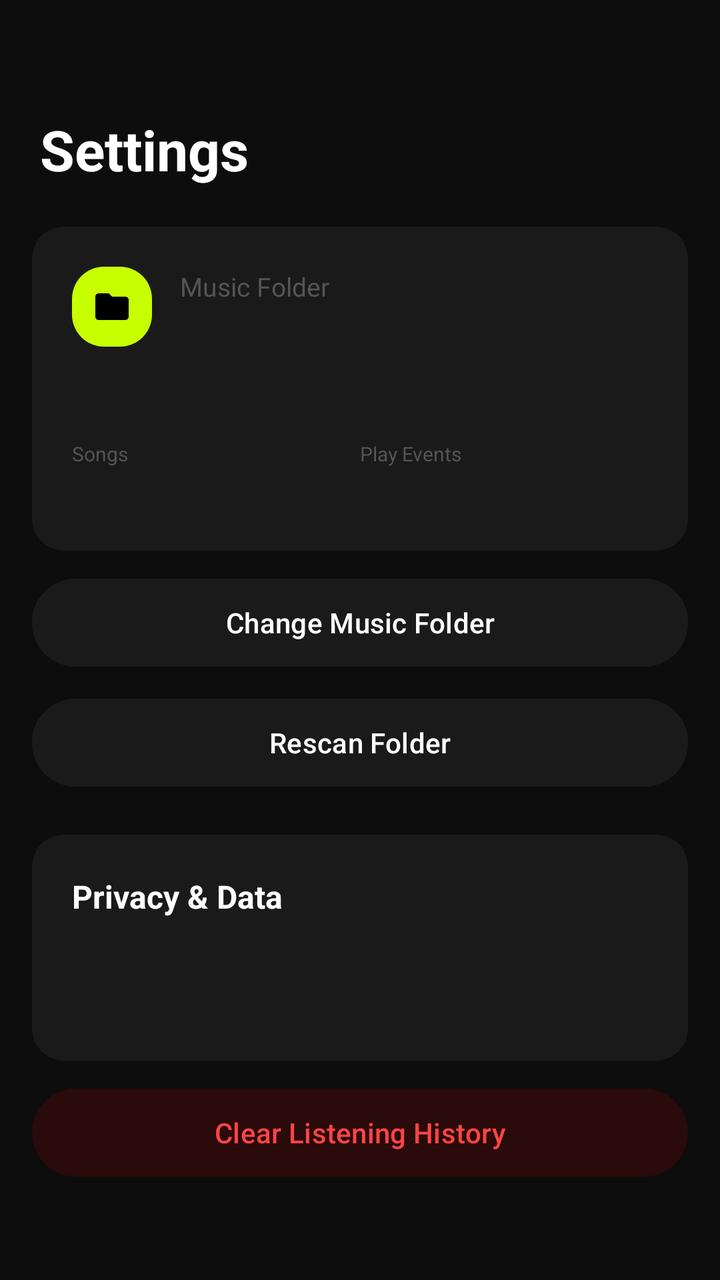
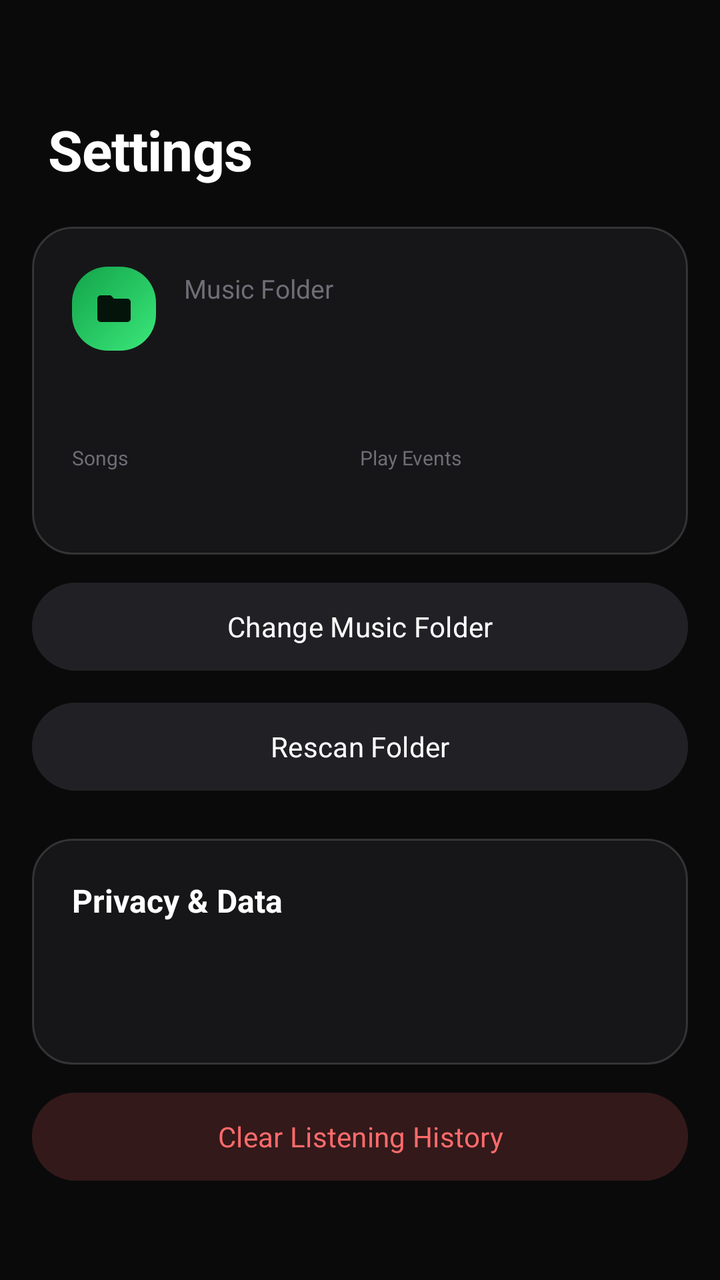

The first picture is an Android layout as it rendered before a commit; the second is the same layout after the commit. The layout source and the unified diff follow.
<!-- AndroidManifest.xml: application theme Theme.Rhythmix -->
<!-- res/layout/fragment_settings.xml -->
<?xml version="1.0" encoding="utf-8"?>
<LinearLayout
    xmlns:android="http://schemas.android.com/apk/res/android"
    xmlns:app="http://schemas.android.com/apk/res-auto"
    android:layout_width="match_parent"
    android:layout_height="match_parent"
    android:background="@color/bg"
    android:orientation="vertical">

    <TextView
        android:layout_width="wrap_content"
        android:layout_height="wrap_content"
        android:text="Settings"
        android:textSize="28sp"
        android:textStyle="bold"
        android:textColor="@color/text_primary"
        android:paddingStart="20dp"
        android:paddingTop="56dp"
        android:paddingBottom="20dp" />

    <androidx.core.widget.NestedScrollView
        android:layout_width="match_parent"
        android:layout_height="0dp"
        android:layout_weight="1"
        android:overScrollMode="never"
        android:scrollbars="none">

        <LinearLayout
            android:layout_width="match_parent"
            android:layout_height="wrap_content"
            android:orientation="vertical"
            android:paddingHorizontal="16dp"
            android:paddingBottom="24dp">

            
            <LinearLayout
                android:layout_width="match_parent"
                android:layout_height="wrap_content"
                android:orientation="vertical"
                android:background="@drawable/bg_card"
                android:padding="20dp"
                android:layout_marginBottom="10dp">

                <LinearLayout android:layout_width="match_parent" android:layout_height="wrap_content"
                    android:orientation="horizontal" android:gravity="center_vertical"
                    android:layout_marginBottom="16dp">
                    <FrameLayout android:layout_width="40dp" android:layout_height="40dp"
                        android:background="@drawable/bg_card_accent" android:layout_marginEnd="14dp">
                        <ImageView android:layout_width="20dp" android:layout_height="20dp"
                            android:layout_gravity="center" android:src="@drawable/ic_folder"
                            app:tint="@color/black"/>
                    </FrameLayout>
                    <LinearLayout android:layout_width="0dp" android:layout_height="wrap_content" android:layout_weight="1" android:orientation="vertical">
                        <TextView android:layout_width="wrap_content" android:layout_height="wrap_content"
                            android:text="Music Folder" android:textSize="13sp" android:textColor="@color/text_tertiary"/>
                        <TextView android:id="@+id/tv_folder_path"
                            android:layout_width="match_parent" android:layout_height="wrap_content"
                            android:textSize="15sp" android:textStyle="bold" android:textColor="@color/text_primary"
                            android:maxLines="1" android:ellipsize="end"/>
                    </LinearLayout>
                </LinearLayout>

                <TextView android:id="@+id/tv_folder_uri"
                    android:layout_width="match_parent" android:layout_height="wrap_content"
                    android:textSize="11sp" android:textColor="@color/text_tertiary"
                    android:maxLines="1" android:ellipsize="end" android:layout_marginBottom="16dp"/>

                <LinearLayout android:layout_width="match_parent" android:layout_height="wrap_content" android:orientation="horizontal">
                    <LinearLayout android:layout_width="0dp" android:layout_height="wrap_content" android:layout_weight="1" android:orientation="vertical">
                        <TextView android:layout_width="wrap_content" android:layout_height="wrap_content"
                            android:text="Songs" android:textSize="10sp" android:textColor="@color/text_tertiary"/>
                        <TextView android:id="@+id/tv_song_count"
                            android:layout_width="wrap_content" android:layout_height="wrap_content"
                            android:textSize="16sp" android:textStyle="bold" android:textColor="@color/accent"/>
                    </LinearLayout>
                    <LinearLayout android:layout_width="0dp" android:layout_height="wrap_content" android:layout_weight="1" android:orientation="vertical">
                        <TextView android:layout_width="wrap_content" android:layout_height="wrap_content"
                            android:text="Play Events" android:textSize="10sp" android:textColor="@color/text_tertiary"/>
                        <TextView android:id="@+id/tv_event_count"
                            android:layout_width="wrap_content" android:layout_height="wrap_content"
                            android:textSize="16sp" android:textStyle="bold" android:textColor="@color/violet"/>
                    </LinearLayout>
                </LinearLayout>
            </LinearLayout>

            <Button android:id="@+id/btn_change_folder"
                android:layout_width="match_parent" android:layout_height="52dp"
                android:text="Change Music Folder"
                android:backgroundTint="@color/surface" android:textColor="@color/text_primary"
                android:layout_marginBottom="8dp" />

            <Button android:id="@+id/btn_rescan"
                android:layout_width="match_parent" android:layout_height="52dp"
                android:text="Rescan Folder"
                android:backgroundTint="@color/surface" android:textColor="@color/text_primary"
                android:layout_marginBottom="20dp" />

            
            <LinearLayout
                android:layout_width="match_parent"
                android:layout_height="wrap_content"
                android:orientation="vertical"
                android:background="@drawable/bg_card"
                android:padding="20dp"
                android:layout_marginBottom="10dp">

                <TextView android:layout_width="wrap_content" android:layout_height="wrap_content"
                    android:text="Privacy &amp; Data"
                    android:textSize="16sp" android:textStyle="bold" android:textColor="@color/text_primary"
                    android:layout_marginBottom="8dp"/>

                <TextView android:id="@+id/tv_data_file"
                    android:layout_width="wrap_content" android:layout_height="wrap_content"
                    android:textSize="13sp" android:textStyle="bold" android:textColor="@color/accent"
                    android:layout_marginBottom="8dp" />

                <TextView android:id="@+id/tv_data_note"
                    android:layout_width="wrap_content" android:layout_height="wrap_content"
                    android:textSize="13sp" android:textColor="@color/text_secondary"
                    android:lineSpacingMultiplier="1.5" />
            </LinearLayout>

            <Button android:id="@+id/btn_clear_data"
                android:layout_width="match_parent" android:layout_height="52dp"
                android:text="Clear Listening History"
                android:backgroundTint="@color/red_dim" android:textColor="@color/red" />
        </LinearLayout>
    </androidx.core.widget.NestedScrollView>
</LinearLayout>
<!-- resources referenced by this layout -->
<resources>
  <color name="accent">#C8FF00</color>
  <color name="bg">#0D0D0D</color>
  <color name="black">#000000</color>
  <color name="red">#FF4444</color>
  <color name="red_dim">#2A0A0A</color>
  <color name="surface">#1A1A1A</color>
  <color name="text_primary">#FFFFFF</color>
  <color name="text_secondary">#A0A0A0</color>
  <color name="text_tertiary">#555555</color>
  <color name="violet">#9B6DFF</color>
  <!-- drawable bg_card (drawable) -->
  <?xml version="1.0" encoding="utf-8"?>
  <shape xmlns:android="http://schemas.android.com/apk/res/android">
      <solid android:color="@color/surface" />
      <corners android:radius="16dp" />
  </shape>
  <!-- drawable bg_card_accent (drawable) -->
  <?xml version="1.0" encoding="utf-8"?>
  <shape xmlns:android="http://schemas.android.com/apk/res/android">
      <solid android:color="@color/accent" />
      <corners android:radius="16dp" />
  </shape>
  <!-- drawable ic_folder (drawable) -->
  <vector xmlns:android="http://schemas.android.com/apk/res/android" android:width="24dp" android:height="24dp" android:viewportWidth="24" android:viewportHeight="24">
    <path android:fillColor="#FFFFFF" android:pathData="M10,4H4C2.9,4 2,4.9 2,6L2,18c0,1.1 0.9,2 2,2h16c1.1,0 2,-0.9 2,-2L22,8c0,-1.1 -0.9,-2 -2,-2L12,6l-2,-2z"/>
  </vector>
  <style name="Theme.Rhythmix" parent="Theme.Material3.Dark.NoActionBar">
          <item name="colorPrimary">@color/accent</item>
          <item name="colorPrimaryVariant">@color/accent_dim</item>
          <item name="colorOnPrimary">@color/black</item>
          <item name="colorSecondary">@color/violet</item>
          <item name="colorSurface">@color/surface</item>
          <item name="colorOnSurface">@color/text_primary</item>
          <item name="android:colorBackground">@color/bg</item>
          <item name="android:windowBackground">@color/bg</item>
          <item name="android:statusBarColor">@color/bg</item>
          <item name="android:navigationBarColor">@color/nav_bg</item>
          <item name="android:windowLightStatusBar">false</item>
          <item name="android:windowLightNavigationBar">false</item>
      </style>
  <color name="accent_dim">#3A4700</color>
  <color name="nav_bg">#111111</color>
</resources>

<!-- the commit's change to res/layout/fragment_settings.xml (unified diff, before → after) -->
@@ -13,8 +13,9 @@
         android:text="Settings"
         android:textSize="28sp"
         android:textStyle="bold"
+        android:letterSpacing="-0.01"
         android:textColor="@color/text_primary"
-        android:paddingStart="20dp"
+        android:paddingStart="24dp"
         android:paddingTop="56dp"
         android:paddingBottom="20dp" />
 
@@ -44,11 +45,11 @@
                 <LinearLayout android:layout_width="match_parent" android:layout_height="wrap_content"
                     android:orientation="horizontal" android:gravity="center_vertical"
                     android:layout_marginBottom="16dp">
-                    <FrameLayout android:layout_width="40dp" android:layout_height="40dp"
+                    <FrameLayout android:layout_width="42dp" android:layout_height="42dp"
                         android:background="@drawable/bg_card_accent" android:layout_marginEnd="14dp">
                         <ImageView android:layout_width="20dp" android:layout_height="20dp"
                             android:layout_gravity="center" android:src="@drawable/ic_folder"
-                            app:tint="@color/black"/>
+                            app:tint="@color/accent_on"/>
                     </FrameLayout>
                     <LinearLayout android:layout_width="0dp" android:layout_height="wrap_content" android:layout_weight="1" android:orientation="vertical">
                         <TextView android:layout_width="wrap_content" android:layout_height="wrap_content"
@@ -86,13 +87,15 @@
             <Button android:id="@+id/btn_change_folder"
                 android:layout_width="match_parent" android:layout_height="52dp"
                 android:text="Change Music Folder"
-                android:backgroundTint="@color/surface" android:textColor="@color/text_primary"
+                android:textAllCaps="false"
+                android:backgroundTint="@color/surface2" android:textColor="@color/text_primary"
                 android:layout_marginBottom="8dp" />
 
             <Button android:id="@+id/btn_rescan"
                 android:layout_width="match_parent" android:layout_height="52dp"
                 android:text="Rescan Folder"
-                android:backgroundTint="@color/surface" android:textColor="@color/text_primary"
+                android:textAllCaps="false"
+                android:backgroundTint="@color/surface2" android:textColor="@color/text_primary"
                 android:layout_marginBottom="20dp" />
 
             
@@ -123,6 +126,7 @@
             <Button android:id="@+id/btn_clear_data"
                 android:layout_width="match_parent" android:layout_height="52dp"
                 android:text="Clear Listening History"
+                android:textAllCaps="false"
                 android:backgroundTint="@color/red_dim" android:textColor="@color/red" />
         </LinearLayout>
     </androidx.core.widget.NestedScrollView>
<!-- resource entries referenced after the edit -->
@@ -1,46 +1,82 @@
 <!-- resources referenced by this layout -->
 <resources>
-  <color name="accent">#C8FF00</color>
-  <color name="bg">#0D0D0D</color>
+  <color name="accent">#1ED760</color>
+  <color name="accent_on">#04140A</color>
+  <color name="bg">#0A0A0B</color>
   <color name="black">#000000</color>
-  <color name="red">#FF4444</color>
-  <color name="red_dim">#2A0A0A</color>
-  <color name="surface">#1A1A1A</color>
+  <color name="red">#FF6B6B</color>
+  <color name="red_dim">#33191A</color>
+  <color name="surface2">#212125</color>
+  <color name="surface">#161618</color>
+  <color name="surface_border">#26FFFFFF</color>
+  <color name="accent_light">#3BE87A</color>
+  <color name="accent_dark">#12A34A</color>
   <color name="text_primary">#FFFFFF</color>
-  <color name="text_secondary">#A0A0A0</color>
-  <color name="text_tertiary">#555555</color>
-  <color name="violet">#9B6DFF</color>
+  <color name="text_secondary">#A8A8AF</color>
+  <color name="text_tertiary">#6E6E77</color>
+  <color name="violet">#A78BFA</color>
   <!-- drawable bg_card (drawable) -->
   <?xml version="1.0" encoding="utf-8"?>
   <shape xmlns:android="http://schemas.android.com/apk/res/android">
       <solid android:color="@color/surface" />
-      <corners android:radius="16dp" />
+      <corners android:radius="20dp" />
+      <stroke android:width="1dp" android:color="@color/surface_border" />
   </shape>
   <!-- drawable bg_card_accent (drawable) -->
   <?xml version="1.0" encoding="utf-8"?>
   <shape xmlns:android="http://schemas.android.com/apk/res/android">
-      <solid android:color="@color/accent" />
-      <corners android:radius="16dp" />
+      <gradient
+          android:type="linear"
+          android:angle="135"
+          android:startColor="@color/accent_light"
+          android:endColor="@color/accent_dark" />
+      <corners android:radius="18dp" />
   </shape>
   <!-- drawable ic_folder (drawable) -->
   <vector xmlns:android="http://schemas.android.com/apk/res/android" android:width="24dp" android:height="24dp" android:viewportWidth="24" android:viewportHeight="24">
     <path android:fillColor="#FFFFFF" android:pathData="M10,4H4C2.9,4 2,4.9 2,6L2,18c0,1.1 0.9,2 2,2h16c1.1,0 2,-0.9 2,-2L22,8c0,-1.1 -0.9,-2 -2,-2L12,6l-2,-2z"/>
   </vector>
   <style name="Theme.Rhythmix" parent="Theme.Material3.Dark.NoActionBar">
+          
           <item name="colorPrimary">@color/accent</item>
-          <item name="colorPrimaryVariant">@color/accent_dim</item>
-          <item name="colorOnPrimary">@color/black</item>
+          <item name="colorOnPrimary">@color/accent_on</item>
+          <item name="colorPrimaryContainer">@color/accent_dim</item>
+          <item name="colorOnPrimaryContainer">@color/accent_light</item>
           <item name="colorSecondary">@color/violet</item>
+          <item name="colorOnSecondary">@color/black</item>
+  
+          
           <item name="colorSurface">@color/surface</item>
           <item name="colorOnSurface">@color/text_primary</item>
+          <item name="colorSurfaceVariant">@color/surface2</item>
+          <item name="colorOnSurfaceVariant">@color/text_secondary</item>
           <item name="android:colorBackground">@color/bg</item>
-          <item name="android:windowBackground">@color/bg</item>
+          <item name="colorOutline">@color/surface_border</item>
+  
+          
           <item name="android:statusBarColor">@color/bg</item>
           <item name="android:navigationBarColor">@color/nav_bg</item>
-          <item name="android:windowLightStatusBar">false</item>
-          <item name="android:windowLightNavigationBar">false</item>
+          <item name="android:windowLightStatusBar" tools:targetApi="23">false</item>
+          <item name="android:windowLightNavigationBar" tools:targetApi="27">false</item>
+          <item name="android:enforceNavigationBarContrast" tools:targetApi="29">false</item>
+          <item name="android:windowDrawsSystemBarBackgrounds">true</item>
+  
+          
+          <item name="android:fontFamily">sans-serif</item>
+          <item name="fontFamily">sans-serif</item>
+  
+          
+          <item name="chipStyle">@style/Widget.Rhythmix.Chip</item>
       </style>
-  <color name="accent_dim">#3A4700</color>
-  <color name="nav_bg">#111111</color>
+  <color name="accent_dim">#17281D</color>
+  <color name="nav_bg">#101012</color>
+  <style name="Widget.Rhythmix.Chip" parent="Widget.Material3.Chip.Filter">
+          <item name="chipBackgroundColor">@color/surface2</item>
+          <item name="chipStrokeColor">@color/surface_border</item>
+          <item name="chipStrokeWidth">1dp</item>
+          <item name="android:textColor">@color/text_secondary</item>
+          <item name="chipCornerRadius">100dp</item>
+          <item name="checkedIconVisible">false</item>
+      </style>
 </resources>
 
